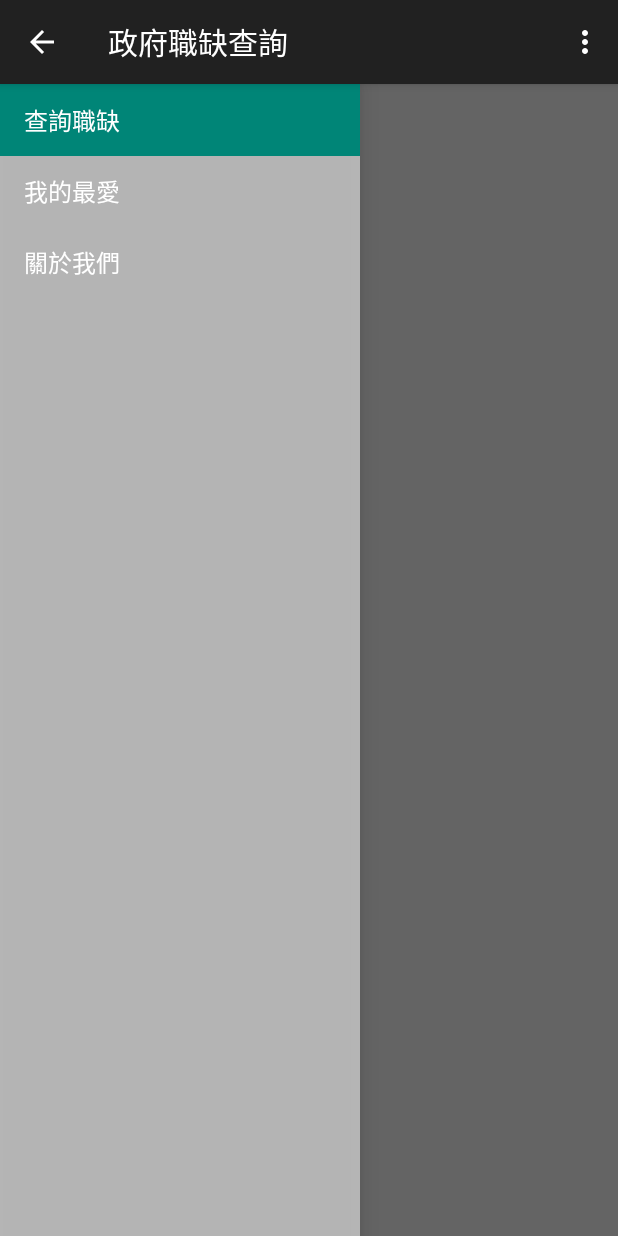
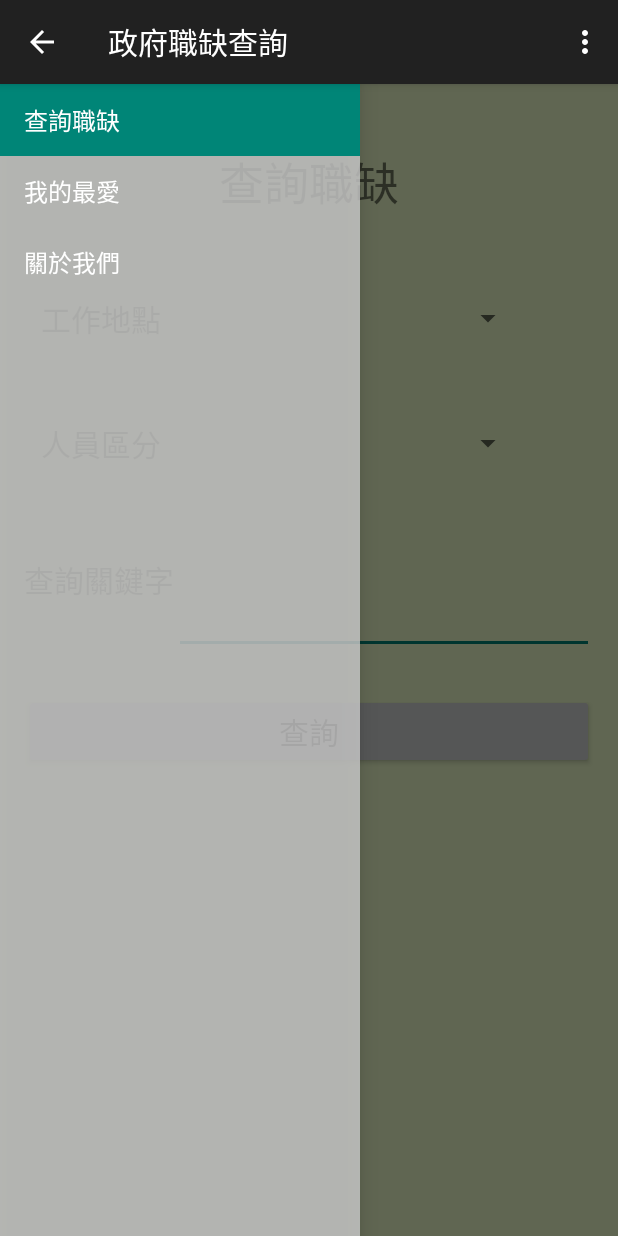
Before and after one commit to jiuju0317/GovJob, an Android app: the screen it shows after launch (MainActivity), on a phone screen of 412 x 824 dp. Run offline under Robolectric (Android 15) with nearby library versions, the phone set to English and light mode, and no system bars; 2 statements that could not run were skipped.

Commit message:
查詢功能及頁面

```diff
--- a/app/src/main/res/layout/queryjob.xml
+++ b/app/src/main/res/layout/queryjob.xml
@@ -1,13 +1,111 @@
-<RelativeLayout xmlns:android="http://schemas.android.com/apk/res/android"
-    xmlns:tools="http://schemas.android.com/tools" android:layout_width="match_parent"
-    android:layout_height="match_parent" android:paddingLeft="@dimen/activity_horizontal_margin"
+<LinearLayout xmlns:android="http://schemas.android.com/apk/res/android"
+    xmlns:tools="http://schemas.android.com/tools"
+    android:orientation="vertical"
+    android:layout_width="match_parent"
+    android:layout_height="match_parent"
+    android:paddingLeft="@dimen/activity_horizontal_margin"
     android:paddingRight="@dimen/activity_horizontal_margin"
     android:paddingTop="@dimen/activity_vertical_margin"
-    android:paddingBottom="@dimen/activity_vertical_margin"
-    tools:context=".MainActivity$PlaceholderFragment">
+    android:paddingBottom="@dimen/activity_vertical_margin" tools:context=".MainActivity"
+    android:weightSum="10"
+    android:background="#fff0ffcd">
 
-    <TextView android:id="@+id/section_label" android:layout_width="wrap_content"
+
+    <TextView
+        android:layout_width="match_parent"
         android:layout_height="wrap_content"
-        android:text="@string/title_section1" />
+        android:text="@string/query_title"
+        android:id="@+id/textView"
+        android:layout_gravity="center_horizontal"
+        android:gravity="center"
+        android:textSize="@dimen/font_size_title"
+        android:layout_weight="1" />
 
-</RelativeLayout>
+    <LinearLayout
+        android:orientation="horizontal"
+        android:layout_width="match_parent"
+        android:layout_height="wrap_content"
+        android:layout_gravity="center_horizontal"
+        android:gravity="center_vertical"
+        android:weightSum="3"
+        android:layout_weight="1">
+
+        <TextView
+            android:layout_width="wrap_content"
+            android:layout_height="match_parent"
+            android:text="@string/text_workplace"
+            android:id="@+id/textView2"
+            android:layout_weight="1"
+            android:textSize="@dimen/font_size_text"
+            android:gravity="center" />
+
+        <Spinner
+            android:layout_width="230dp"
+            android:layout_height="match_parent"
+            android:id="@+id/workPlace_spn" />
+
+    </LinearLayout>
+
+    <LinearLayout
+        android:orientation="horizontal"
+        android:layout_width="match_parent"
+        android:layout_height="wrap_content"
+        android:layout_weight="1"
+        android:gravity="center_vertical"
+        android:weightSum="3">
+
+        <TextView
+            android:layout_width="wrap_content"
+            android:layout_height="match_parent"
+            android:text="@string/text_person_kind"
+            android:id="@+id/textView3"
+            android:layout_weight="1"
+            android:textSize="@dimen/font_size_text"
+            android:gravity="center" />
+
+        <Spinner
+            android:layout_width="230dp"
+            android:layout_height="match_parent"
+            android:id="@+id/personKind_spn" />
+    </LinearLayout>
+
+    <LinearLayout
+        android:orientation="horizontal"
+        android:layout_width="match_parent"
+        android:layout_height="wrap_content"
+        android:layout_weight="1"
+        android:weightSum="4"
+        android:gravity="center_vertical">
+
+        <TextView
+            android:layout_width="wrap_content"
+            android:layout_height="match_parent"
+            android:text="@string/text_key_word"
+            android:id="@+id/textView4"
+            android:textSize="@dimen/font_size_text"
+            android:gravity="center" />
+
+        <EditText
+            android:layout_width="match_parent"
+            android:layout_height="match_parent"
+            android:id="@+id/keyWord_edt" />
+    </LinearLayout>
+
+    <LinearLayout
+        android:orientation="horizontal"
+        android:layout_width="match_parent"
+        android:layout_height="wrap_content"
+        android:layout_weight="1"
+        android:weightSum="1"
+        android:gravity="center">
+
+        <Button
+            android:layout_width="wrap_content"
+            android:layout_height="wrap_content"
+            android:text="@string/btn_query"
+            android:id="@+id/query_btn"
+            android:textSize="@dimen/font_size_text"
+            android:layout_weight="1" />
+
+    </LinearLayout>
+</LinearLayout>
```
Also changed, not shown: app/src/main/java/com/stone/govjob/QueryJob.java (+161 -2 lines), app/src/main/java/com/stone/myclass/JobDAO.java (+18 -2 lines), app/src/main/res/values/arrays.xml (added, +69 -0 lines).
